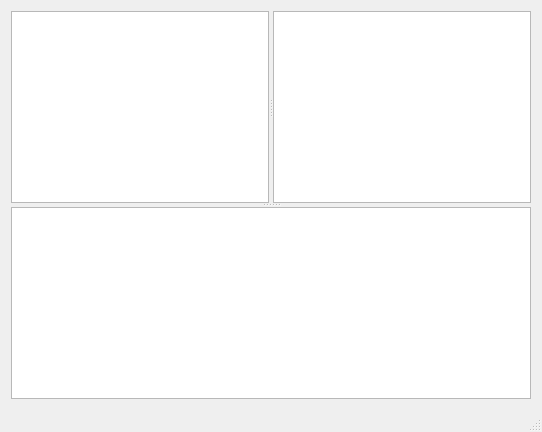
Before: the Qt Designer form qokved/qokvedmainwindow.ui in kostin1221/okved, drawn with Qt 5.
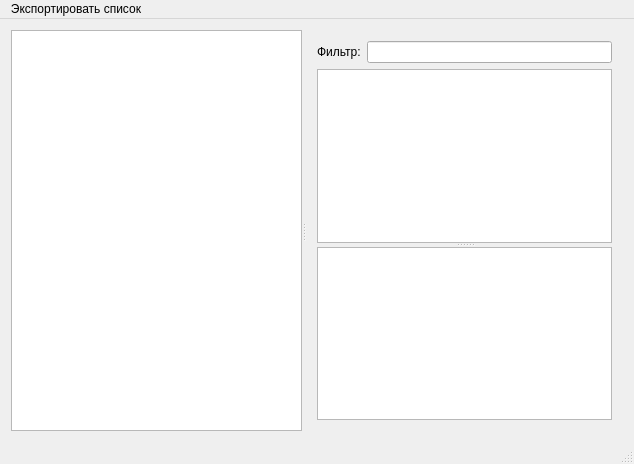
After: the same form once the commit is applied.

Diff of the .ui file:
```diff
--- a/qokved/qokvedmainwindow.ui
+++ b/qokved/qokvedmainwindow.ui
@@ -6,8 +6,8 @@
    <rect>
     <x>0</x>
     <y>0</y>
-    <width>542</width>
-    <height>432</height>
+    <width>634</width>
+    <height>464</height>
    </rect>
   </property>
   <property name="windowTitle">
@@ -20,25 +20,18 @@
      <verstretch>0</verstretch>
     </sizepolicy>
    </property>
-   <layout class="QHBoxLayout" name="horizontalLayout">
-    <item>
+   <layout class="QGridLayout" name="gridLayout">
+    <item row="0" column="0">
      <widget class="QSplitter" name="splitter_2">
-      <property name="sizePolicy">
-       <sizepolicy hsizetype="Preferred" vsizetype="Preferred">
-        <horstretch>0</horstretch>
-        <verstretch>0</verstretch>
-       </sizepolicy>
-      </property>
-      <property name="orientation">
-       <enum>Qt::Vertical</enum>
-      </property>
-      <widget class="QSplitter" name="splitter">
        <property name="orientation">
         <enum>Qt::Horizontal</enum>
        </property>
        <widget class="QTableView" name="razdelsView">
+       <property name="contextMenuPolicy">
+        <enum>Qt::CustomContextMenu</enum>
+       </property>
         <property name="editTriggers">
-         <set>QAbstractItemView::NoEditTriggers</set>
+        <set>QAbstractItemView::DoubleClicked|QAbstractItemView::SelectedClicked</set>
         </property>
         <property name="selectionMode">
          <enum>QAbstractItemView::SingleSelection</enum>
@@ -56,9 +49,33 @@
          <bool>false</bool>
         </attribute>
        </widget>
+      <widget class="QWidget" name="layoutWidget">
+       <layout class="QVBoxLayout" name="verticalLayout">
+        <item>
+         <layout class="QHBoxLayout" name="horizontalLayout">
+          <item>
+           <widget class="QLabel" name="label">
+            <property name="text">
+             <string>Фильтр:</string>
+            </property>
+           </widget>
+          </item>
+          <item>
+           <widget class="QLineEdit" name="filterEdit"/>
+          </item>
+         </layout>
+        </item>
+        <item>
+         <widget class="QSplitter" name="splitter">
+          <property name="orientation">
+           <enum>Qt::Vertical</enum>
+          </property>
        <widget class="QTableView" name="okvedsView">
+           <property name="contextMenuPolicy">
+            <enum>Qt::CustomContextMenu</enum>
+           </property>
         <property name="editTriggers">
-         <set>QAbstractItemView::NoEditTriggers</set>
+            <set>QAbstractItemView::DoubleClicked|QAbstractItemView::SelectedClicked</set>
         </property>
         <property name="selectionMode">
          <enum>QAbstractItemView::SingleSelection</enum>
@@ -72,12 +89,15 @@
         <attribute name="verticalHeaderVisible">
          <bool>false</bool>
         </attribute>
-       </widget>
       </widget>
       <widget class="QPlainTextEdit" name="additionView">
        <property name="readOnly">
-        <bool>true</bool>
-       </property>
+            <bool>false</bool>
+           </property>
+          </widget>
+         </widget>
+        </item>
+       </layout>
       </widget>
      </widget>
     </item>
@@ -88,12 +108,36 @@
     <rect>
      <x>0</x>
      <y>0</y>
-     <width>542</width>
-     <height>25</height>
+     <width>634</width>
+     <height>20</height>
     </rect>
    </property>
+   <widget class="QMenu" name="menu">
+    <property name="title">
+     <string>Экспортировать список</string>
+    </property>
+    <addaction name="action_table"/>
+    <addaction name="action_copy_text"/>
+    <addaction name="action_oocalc"/>
+   </widget>
+   <addaction name="menu"/>
   </widget>
   <widget class="QStatusBar" name="statusBar"/>
+  <action name="action_table">
+   <property name="text">
+    <string>Скопировать в виде таблицы</string>
+   </property>
+  </action>
+  <action name="action_copy_text">
+   <property name="text">
+    <string>Скопировать в виде текста</string>
+   </property>
+  </action>
+  <action name="action_oocalc">
+   <property name="text">
+    <string>Экспортировать в OpenOffice Calc</string>
+   </property>
+  </action>
  </widget>
  <layoutdefault spacing="6" margin="11"/>
  <resources/>
```
Left out of the diff: 122 changed lines with no effect on the pictures. Lines whose indentation alone changed are shown as unchanged.
